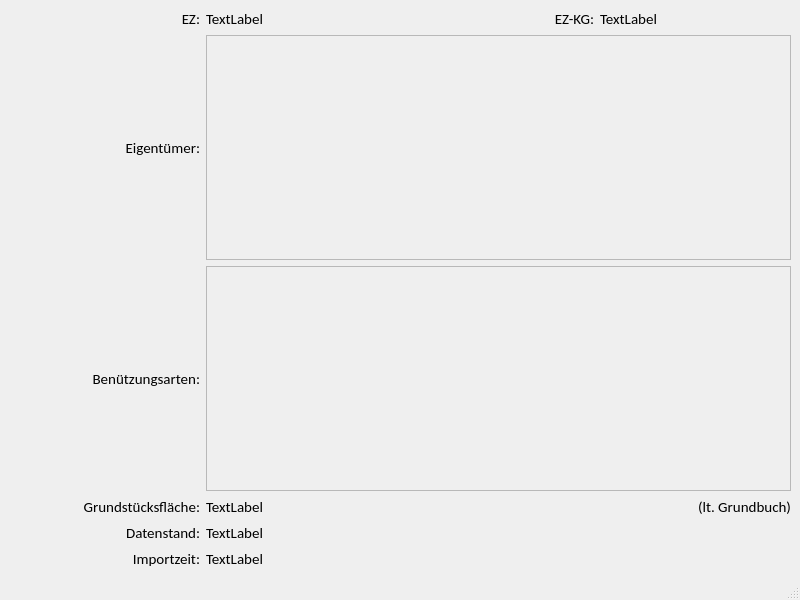
The window that core/scopes/gst/gst_version.ui (gidhoog/AlmGIS) describes before a commit, drawn with Qt 5.
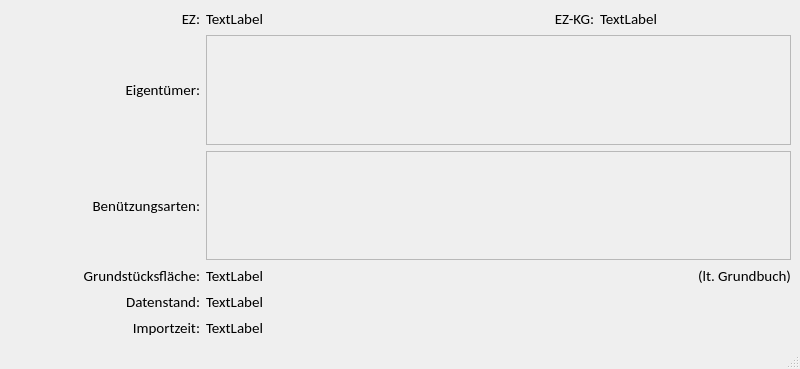
The same window after the commit.

Commit message: füge die BANU in die Ansicht GstVersion ein

Diff of the .ui file:
```diff
--- a/core/scopes/gst/gst_version.ui
+++ b/core/scopes/gst/gst_version.ui
@@ -7,7 +7,7 @@
     <x>0</x>
     <y>0</y>
     <width>800</width>
-    <height>600</height>
+    <height>369</height>
    </rect>
   </property>
   <property name="windowTitle">
@@ -166,7 +166,7 @@
            <x>0</x>
            <y>0</y>
            <width>581</width>
-           <height>217</height>
+           <height>101</height>
           </rect>
          </property>
         </widget>
@@ -183,7 +183,7 @@
            <x>0</x>
            <y>0</y>
            <width>581</width>
-           <height>216</height>
+           <height>101</height>
           </rect>
          </property>
         </widget>
```
Left out of the diff: 18 changed lines with no effect on the pictures. The commit also changes 7 other files.
